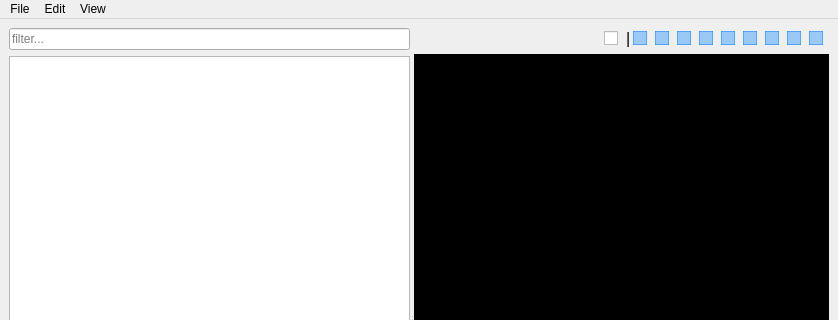
This is ui/editors/git.ui in NickHugi/PyKotor as Qt 5 draws it before an edit; both pictures show x 0 to 838 and y 0 to 320 of the 838 by 648 pixel window. The edited form follows.
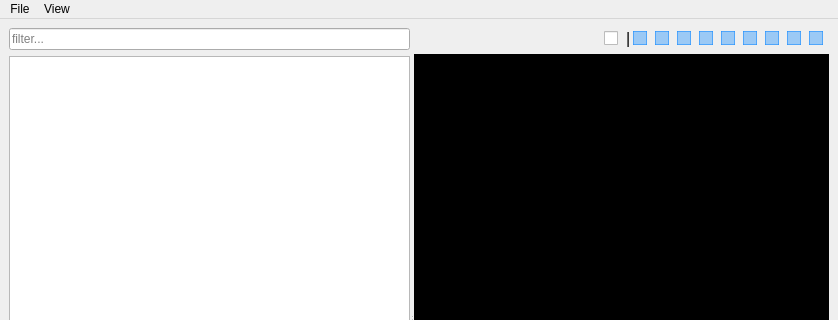
This is the edited form. Icons and pictures are not drawn. Custom widgets are drawn as their Qt base class.

Patch:
```diff
--- a/ui/editors/git.ui
+++ b/ui/editors/git.ui
@@ -572,7 +572,7 @@
      <x>0</x>
      <y>0</y>
      <width>838</width>
-     <height>21</height>
+     <height>22</height>
     </rect>
    </property>
    <widget class="QMenu" name="menuNew">
@@ -587,12 +587,6 @@
     <addaction name="separator"/>
     <addaction name="actionExit"/>
    </widget>
-   <widget class="QMenu" name="menuEdit">
-    <property name="title">
-     <string>Edit</string>
-    </property>
-    <addaction name="actionDeleteSelected"/>
-   </widget>
    <widget class="QMenu" name="menuView">
     <property name="title">
      <string>View</string>
@@ -675,7 +669,6 @@
     <addaction name="menuTriggerLabels"/>
    </widget>
    <addaction name="menuNew"/>
-   <addaction name="menuEdit"/>
    <addaction name="menuView"/>
   </widget>
   <widget class="QStatusBar" name="statusbar"/>
```
